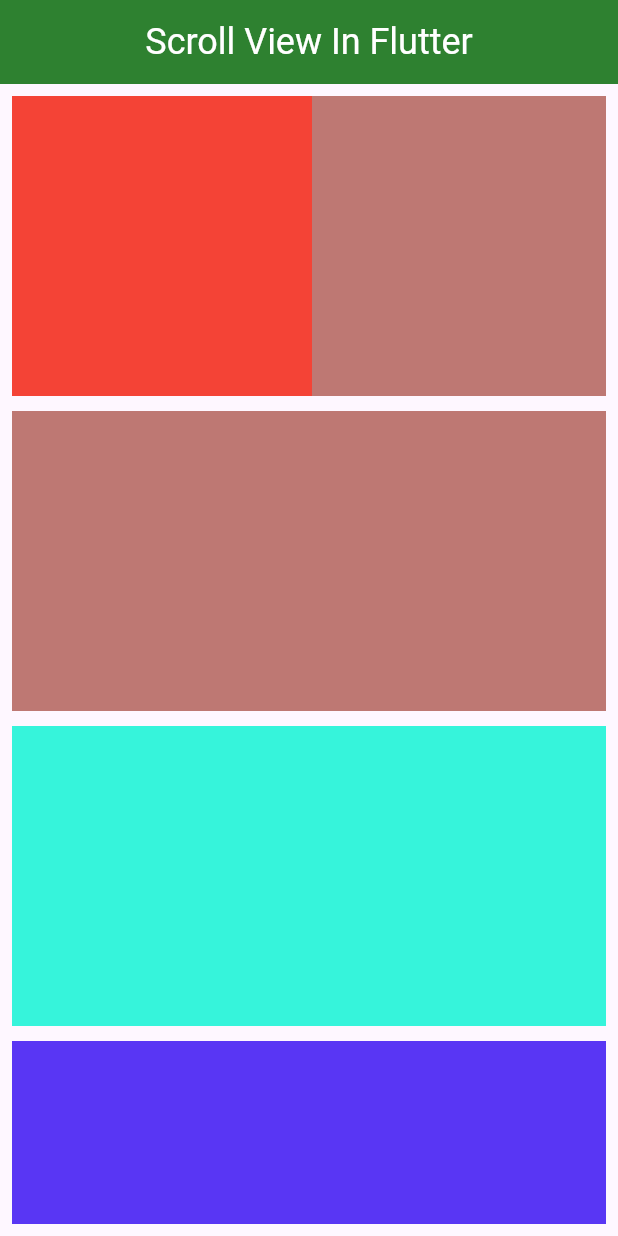
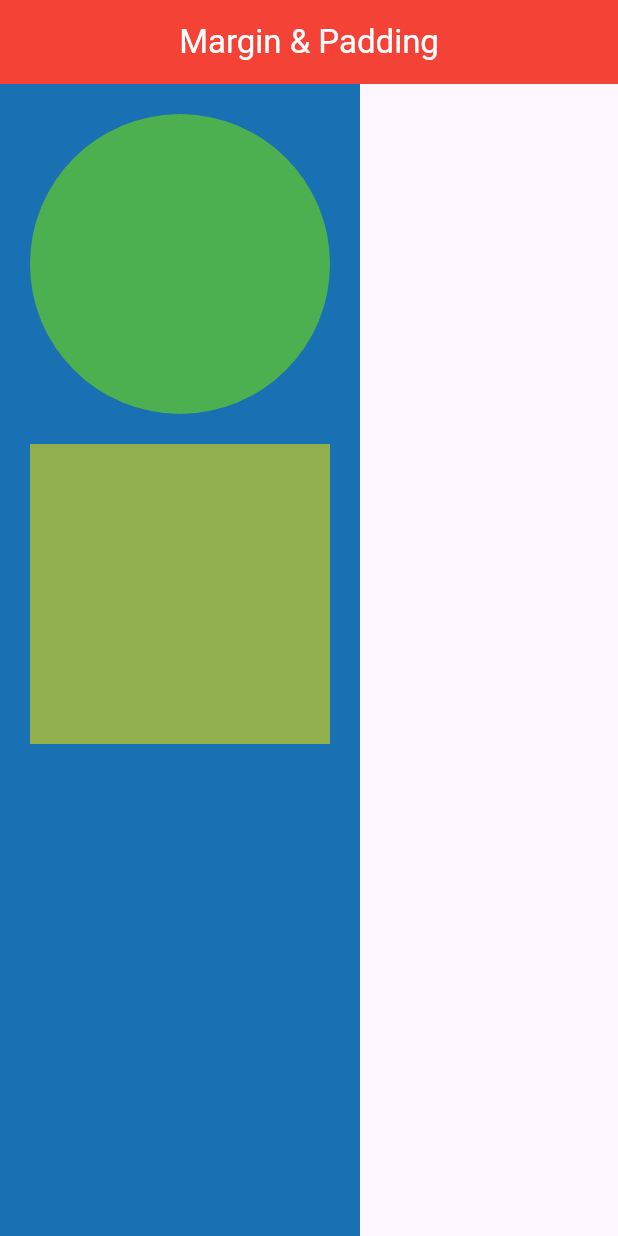
Before and after one commit to ArunPandeyLaudari/FlutterBy-Arun, a Flutter app: the screen it shows after launch, on a phone screen of 412 x 824 dp. Run offline on Flutter 3.47's test engine with Material 3 defaults, Android fonts, the phone set to English and light mode, and no system bars.

Commit message:
Decoration,Expaned,Border,margin & Padding ,ListView

```diff
--- a/lib/main.dart
+++ b/lib/main.dart
@@ -1,6 +1,10 @@
 import 'package:flutter/material.dart';
+// import 'package:flutter_course/decorationpage.dart';
+import 'package:flutter_course/expandwidpage.dart';
+import 'package:flutter_course/marginpaddingpage.dart';
+// import 'package:flutter_course/listviewpage.dart';
 // import 'package:flutter_course/Inkwell.dart';
-import 'package:flutter_course/scrollviews.dart';
+// import 'package:flutter_course/scrollviews.dart';
 // import 'package:flutter_course/TextWidgets.dart';
 // import 'package:flutter_course/buttonpage.dart';
 // import 'package:flutter_course/imagepage.dart';
@@ -20,6 +24,10 @@ class MyApp extends StatelessWidget {
   // This widget is the root of your application.
   @override
   Widget build(BuildContext context) {
-    return MaterialApp(debugShowCheckedModeBanner: false, home:ScrollViews());
+    return MaterialApp(debugShowCheckedModeBanner: false,
+     home:Marginpaddingpage(),
+    );
+
+
   }
 }
--- /dev/null
+++ b/lib/marginpaddingpage.dart
@@ -0,0 +1,53 @@
+import 'package:flutter/material.dart';
+
+class Marginpaddingpage extends StatelessWidget {
+  const Marginpaddingpage({super.key});
+
+  @override
+  Widget build(BuildContext context) {
+    return Scaffold(
+      appBar: AppBar(
+        title: Text("Margin & Padding"),
+        centerTitle: true,
+        backgroundColor: Colors.red,
+        foregroundColor: Colors.white,
+      ),
+      body: Container(
+        color: const Color.fromARGB(255, 25, 112, 178),
+        child: Padding(
+          // padding:EdgeInsets.only(top: 8.0,left: 9.0),
+
+          padding:EdgeInsets.all(10),
+
+
+          child: Column(
+            children: [
+              Container(
+                margin: EdgeInsets.all(10),
+                height: 200,
+                width: 200,
+
+
+                decoration: BoxDecoration(
+                  color: Colors.green,
+                  shape: BoxShape.circle,
+                ),
+
+
+
+
+              ),
+              Container(
+                margin: EdgeInsets.all(10),
+                height: 200,
+                width: 200,
+                color: const Color.fromARGB(255, 145, 175, 76),
+
+              ),
+            ],
+          ),
+        ),
+      ),
+    );
+  }
+}
```
Also changed, not shown: lib/decorationpage.dart (added, +68 -0 lines), lib/expandwidpage.dart (added, +56 -0 lines), lib/listviewpage.dart (added, +129 -0 lines).
